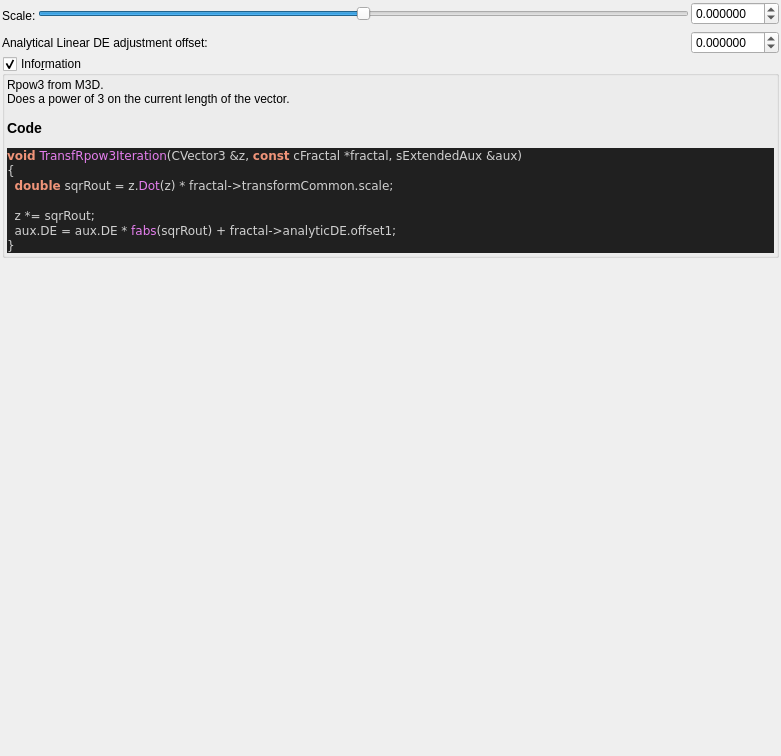
This is mandelbulber2/qt_data/fractal_transf_rpow3.ui in buddhi1980/mandelbulber2 as Qt 5 draws it before an edit. The edited form follows.
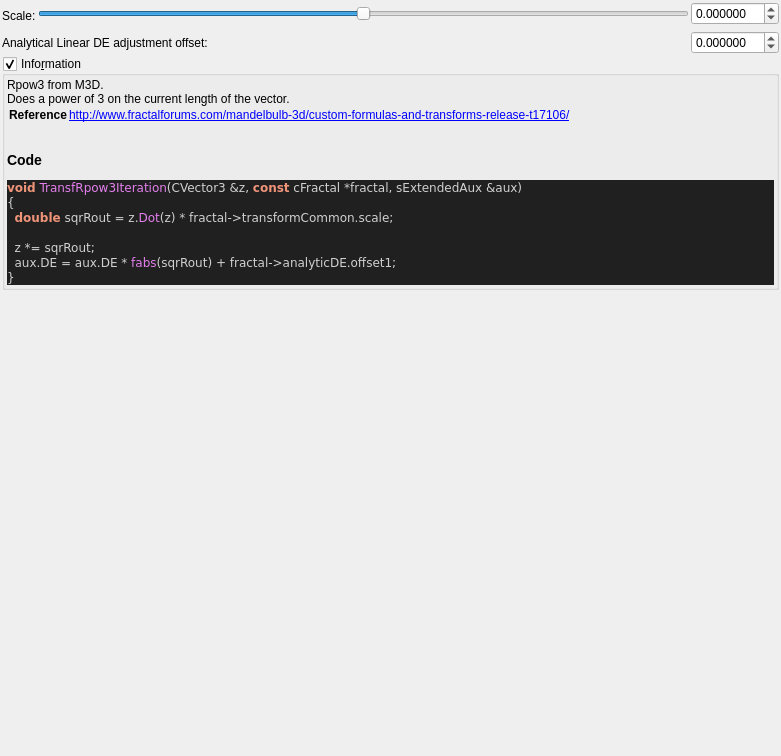
This is the edited form. Custom widgets are drawn as their Qt base class.

What changed in the file:
```diff
--- a/mandelbulber2/qt_data/fractal_transf_rpow3.ui
+++ b/mandelbulber2/qt_data/fractal_transf_rpow3.ui
@@ -162,6 +162,8 @@
        <widget class="QLabel" name="label_code_content">
         <property name="text">
          <string notr="true">&lt;p&gt;Rpow3 from M3D.&lt;br&gt;Does a power of 3 on the current length of the  vector.&lt;/p&gt;&lt;table&gt;
+&lt;tr&gt;&lt;th&gt;Reference&lt;/th&gt;&lt;td&gt;&lt;a href=&quot;http://www.fractalforums.com/mandelbulb-3d/custom-formulas-and-transforms-release-t17106/&quot;&gt;http://www.fractalforums.com/mandelbulb-3d/custom-formulas-and-transforms-release-t17106/&lt;br&gt;
+&lt;/td&gt;&lt;/tr&gt;
 &lt;/table&gt;
 &lt;h3&gt;Code&lt;/h3&gt;
 &lt;body style=&quot;background-color:#202020&quot;&gt;
```
